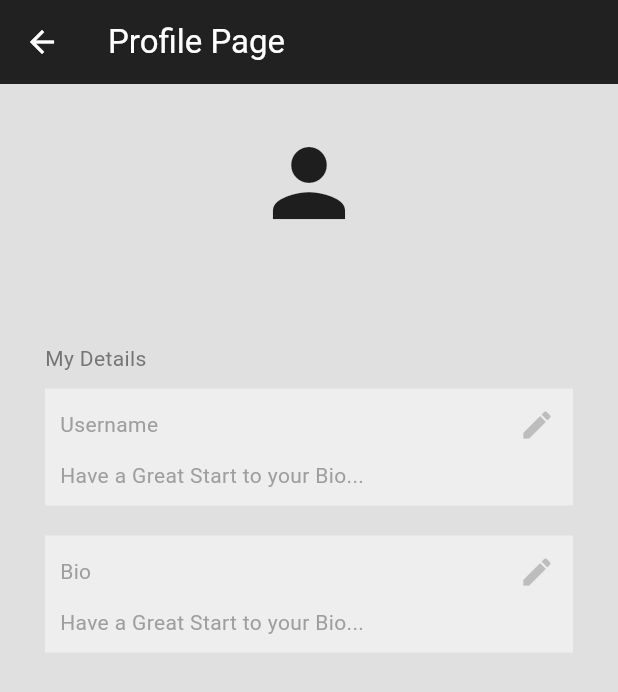
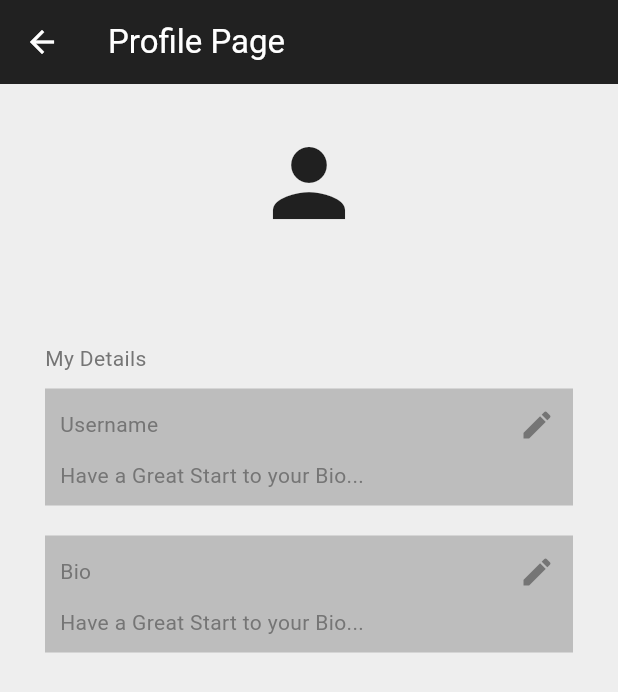
Before and after one commit to amankumarsingh3658/The-Wall, a Flutter app: the ProfilePage screen opened directly, on a phone screen of 412 x 824 dp. Shown: the top 692 px of the screen. Run offline on Flutter 3.47's test engine with Material 3 defaults, Android fonts, the phone set to English and light mode, and no system bars; our stand-ins replace cloud_firestore, firebase_auth, firebase_core; accounts and stored records are empty.

Commit message:
themes Applied

```diff
--- a/lib/components/comments.dart
+++ b/lib/components/comments.dart
@@ -20,7 +20,7 @@ class Comment extends StatelessWidget {
       ),
       child: Container(
         decoration: BoxDecoration(
-            borderRadius: BorderRadius.circular(8), color: Colors.grey[300]),
+            borderRadius: BorderRadius.circular(8), color: Theme.of(context).colorScheme.secondary),
         child: Padding(
           padding: const EdgeInsets.all(10.0),
           child: Column(
@@ -37,7 +37,7 @@ class Comment extends StatelessWidget {
                 children: [
                   Text(
                     user,
-                    style: TextStyle(color: Colors.grey[600]),
+                    style: TextStyle(color: Theme.of(context).colorScheme.tertiary),
                   ),
                   Text(
                     time,
--- a/lib/components/text_box.dart
+++ b/lib/components/text_box.dart
@@ -17,7 +17,8 @@ class MyTextBox extends StatelessWidget {
       child: Container(
         width: double.infinity,
         padding: EdgeInsets.only(left: 10, bottom: 10),
-        decoration: BoxDecoration(color: Colors.grey[200]),
+        decoration:
+            BoxDecoration(color: Theme.of(context).colorScheme.secondary),
         child: Column(
           crossAxisAlignment: CrossAxisAlignment.start,
           mainAxisAlignment: MainAxisAlignment.spaceBetween,
@@ -28,20 +29,27 @@ class MyTextBox extends StatelessWidget {
               children: [
                 Text(
                   sectionName,
-                  style: TextStyle(color: Colors.grey[500]),
+                  style:
+                      TextStyle(color: Theme.of(context).colorScheme.tertiary),
                 ),
                 IconButton(
                     onPressed: onPressed,
                     icon: Icon(
                       Icons.edit,
-                      color: Colors.grey[400],
+                      color: Theme.of(context).colorScheme.tertiary,
                     ))
               ],
             ),
             // Text
             text.isEmpty
-                ? Text("Have a Great Start to your Bio...", style: TextStyle(color: Colors.grey))
-                : Text(text),
+                ? Text("Have a Great Start to your Bio...",
+                    style: TextStyle(
+                        color: Theme.of(context).colorScheme.tertiary))
+                : Text(
+                    text,
+                    style: TextStyle(
+                        color: Theme.of(context).colorScheme.tertiaryFixed),
+                  ),
           ],
         ),
       ),
--- a/lib/components/text_fields.dart
+++ b/lib/components/text_fields.dart
@@ -18,10 +18,10 @@ class MyTextField extends StatelessWidget {
       obscureText: obsecure,
       decoration: InputDecoration(
           enabledBorder:
-              OutlineInputBorder(borderSide: BorderSide(color: Colors.white)),
+              OutlineInputBorder(borderSide: BorderSide(color: Theme.of(context).colorScheme.secondary)),
           focusedBorder:
               OutlineInputBorder(borderSide: BorderSide(color: Colors.white)),
-          fillColor: Colors.grey.shade200,
+          fillColor: Theme.of(context).colorScheme.primary,
           filled: true,
           hintText: hintText,
           hintStyle: TextStyle(
--- a/lib/main.dart
+++ b/lib/main.dart
@@ -3,6 +3,8 @@ import 'package:flutter/material.dart';
 
 import 'package:thewall/auth/auth.dart';
 import 'package:thewall/firebase_options.dart';
+import 'package:thewall/themes/dark_theme.dart';
+import 'package:thewall/themes/light_theme.dart';
 
 void main() async {
   WidgetsFlutterBinding.ensureInitialized();
@@ -19,6 +21,8 @@ class MyApp extends StatelessWidget {
   @override
   Widget build(BuildContext context) {
     return MaterialApp(
+      theme: lightTheme,
+      darkTheme: darkTheme,
       debugShowCheckedModeBanner: false,
       home: AuthPage(),
     );
--- a/lib/pages/home_page.dart
+++ b/lib/pages/home_page.dart
@@ -56,7 +56,7 @@ class _HomePageState extends State<HomePage> {
   @override
   Widget build(BuildContext context) {
     return Scaffold(
-      backgroundColor: Colors.grey[300],
+      backgroundColor: Theme.of(context).colorScheme.surface,
       appBar: AppBar(
         iconTheme: IconThemeData(color: Colors.white),
         title: Text(
--- a/lib/pages/profile_page.dart
+++ b/lib/pages/profile_page.dart
@@ -76,7 +76,7 @@ class _ProfilePageState extends State<ProfilePage> {
   @override
   Widget build(BuildContext context) {
     return Scaffold(
-        backgroundColor: Colors.grey[300],
+        backgroundColor: Theme.of(context).colorScheme.surface,
         appBar: AppBar(
           iconTheme: IconThemeData(color: Colors.white),
           backgroundColor: Colors.grey[900],
@@ -109,7 +109,7 @@ class _ProfilePageState extends State<ProfilePage> {
                     Center(
                       child: Text(
                         currentUser!.email.toString(),
-                        style: TextStyle(color: Colors.grey[700]),
+                        style: TextStyle(color: Colors.grey[600]),
                       ),
                     ),
                     SizedBox(
--- /dev/null
+++ b/lib/themes/dark_theme.dart
@@ -0,0 +1,11 @@
+import 'package:flutter/material.dart';
+
+ThemeData darkTheme = ThemeData(
+    brightness: Brightness.dark,
+    colorScheme: ColorScheme.dark(
+      surface: Colors.black,
+      primary: Colors.grey[900]!,
+      secondary: Colors.grey[800]!,
+      tertiary: Colors.grey[400],
+      tertiaryFixed: Colors.grey[300],
+    ));
--- /dev/null
+++ b/lib/themes/light_theme.dart
@@ -0,0 +1,12 @@
+import 'package:flutter/material.dart';
+
+ThemeData lightTheme = ThemeData(
+  brightness: Brightness.light,
+  colorScheme: ColorScheme.light(
+      surface: Colors.grey[200]!,
+      primary: Colors.grey[300]!,
+      secondary: Colors.grey[400]!,
+      tertiary: Colors.grey[600],
+      tertiaryFixed: Colors.grey[700]
+    )
+);
```
Also changed, not shown: lib/components/wall_post.dart (+9 -3 lines).
